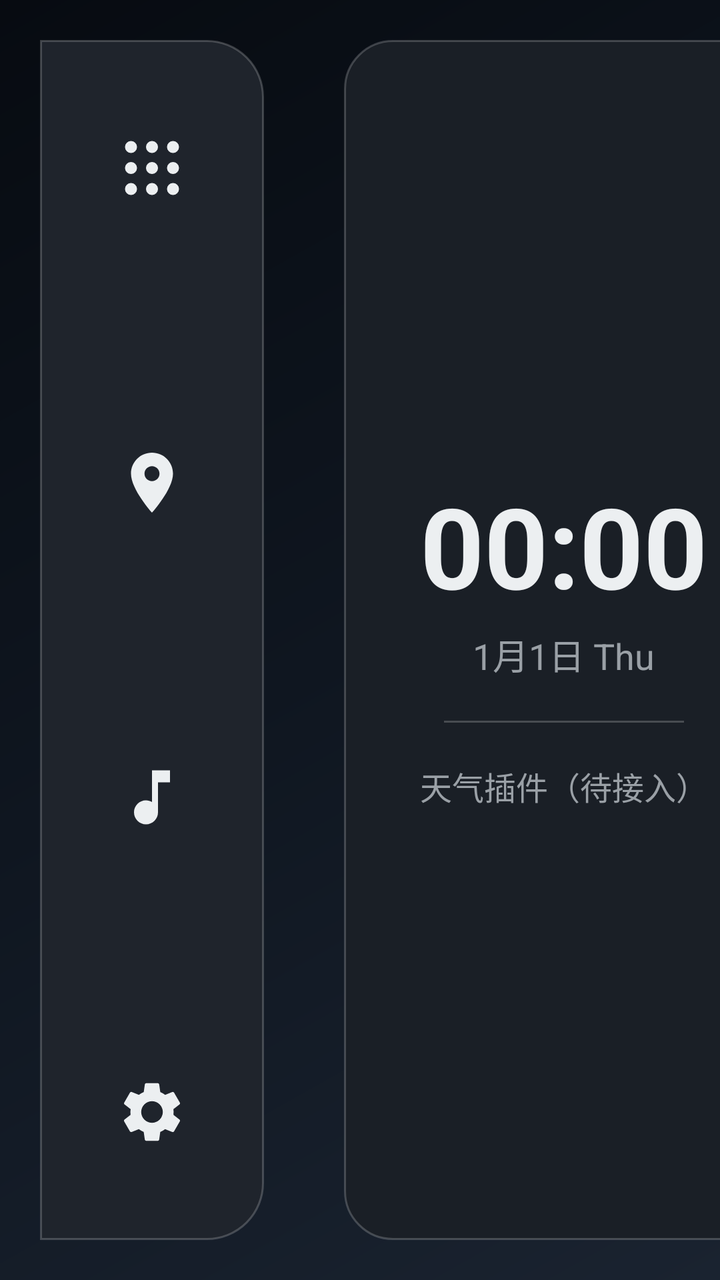
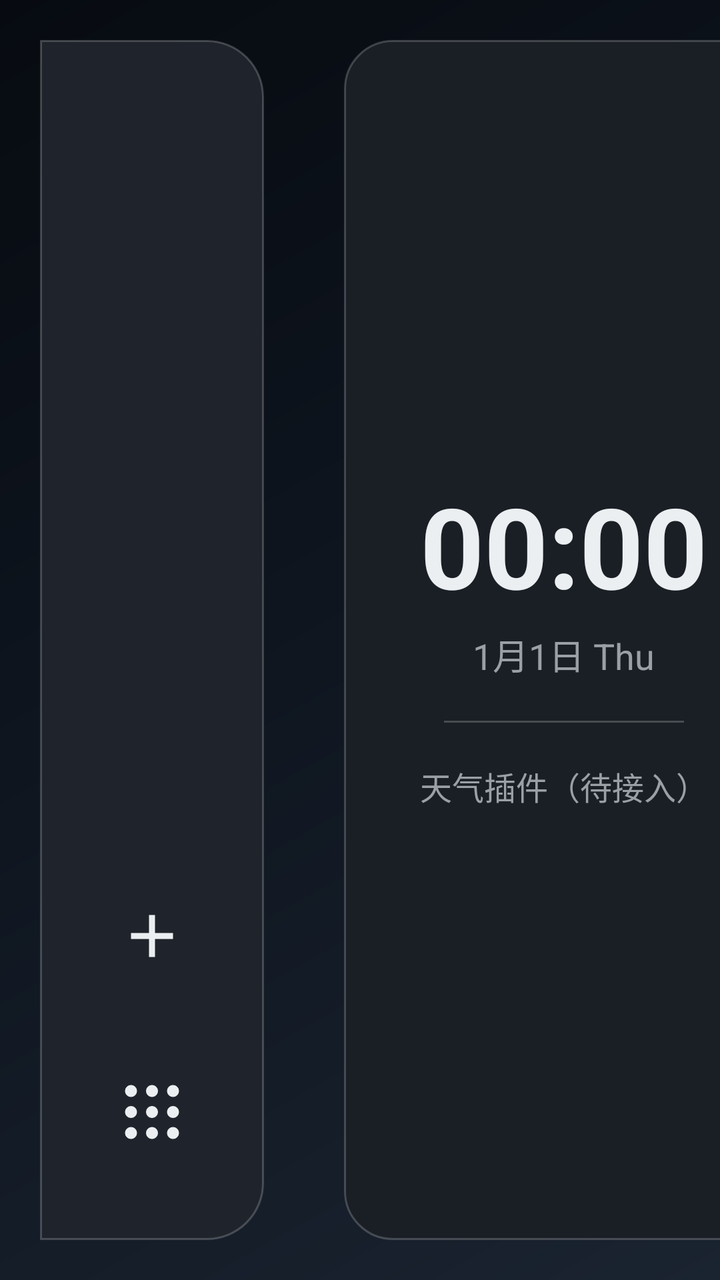

An Android layout rendered at two revisions. The XML below is the earlier revision; the diff shows what the commit changed to produce the second picture.
<!-- AndroidManifest.xml: activity theme Theme.NUI -->
<!-- res/layout/activity_main.xml -->
<?xml version="1.0" encoding="utf-8"?>
<LinearLayout xmlns:android="http://schemas.android.com/apk/res/android"
    xmlns:app="http://schemas.android.com/apk/res-auto"
    android:layout_width="match_parent"
    android:layout_height="match_parent"
    android:orientation="horizontal"
    android:background="@drawable/bg_launch"
    android:fitsSystemWindows="false">

    
    <LinearLayout
        android:id="@+id/dockBar"
        android:layout_width="112dp"
        android:layout_height="match_parent"
        android:orientation="vertical"
        android:gravity="center_horizontal"
        android:paddingTop="24dp"
        android:paddingBottom="24dp"
        android:paddingStart="12dp"
        android:paddingEnd="12dp"
        android:layout_marginVertical="20dp"
        android:layout_marginStart="20dp"
        android:background="@drawable/bg_dock">

        <ImageButton
            android:id="@+id/dockApps"
            android:layout_width="80dp"
            android:layout_height="80dp"
            android:background="@drawable/bg_dock_item"
            android:contentDescription="@string/dock_apps"
            android:src="@drawable/ic_dock_apps"
            android:scaleType="centerInside"
            android:tint="@color/dock_icon_tint" />

        <View
            android:layout_width="0dp"
            android:layout_height="0dp"
            android:layout_weight="1" />

        <ImageButton
            android:id="@+id/dockMap"
            android:layout_width="80dp"
            android:layout_height="80dp"
            android:background="@drawable/bg_dock_item"
            android:contentDescription="@string/dock_map"
            android:src="@drawable/ic_dock_map"
            android:scaleType="centerInside"
            android:tint="@color/dock_icon_tint" />

        <View
            android:layout_width="0dp"
            android:layout_height="0dp"
            android:layout_weight="1" />

        <ImageButton
            android:id="@+id/dockMusic"
            android:layout_width="80dp"
            android:layout_height="80dp"
            android:background="@drawable/bg_dock_item"
            android:contentDescription="@string/dock_music"
            android:src="@drawable/ic_dock_music"
            android:scaleType="centerInside"
            android:tint="@color/dock_icon_tint" />

        <View
            android:layout_width="0dp"
            android:layout_height="0dp"
            android:layout_weight="1" />

        <ImageButton
            android:id="@+id/dockSettings"
            android:layout_width="80dp"
            android:layout_height="80dp"
            android:background="@drawable/bg_dock_item"
            android:contentDescription="@string/dock_settings"
            android:src="@drawable/ic_dock_settings"
            android:scaleType="centerInside"
            android:tint="@color/dock_icon_tint" />
    </LinearLayout>

    
    <com.google.android.material.card.MaterialCardView
        android:id="@+id/mapPanel"
        android:layout_width="0dp"
        android:layout_height="match_parent"
        android:layout_weight="1"
        android:layout_margin="20dp"
        app:cardCornerRadius="24dp"
        app:cardElevation="10dp"
        app:cardBackgroundColor="@color/map_bg"
        app:strokeWidth="0dp">

        <FrameLayout
            android:id="@+id/mapContainer"
            android:layout_width="match_parent"
            android:layout_height="match_parent"
            android:background="@color/map_bg" />

        <ImageButton
            android:id="@+id/btnSwitchMap"
            android:layout_width="40dp"
            android:layout_height="40dp"
            android:layout_gravity="top|start"
            android:layout_margin="10dp"
            android:background="@drawable/bg_dock_item"
            android:contentDescription="@string/dock_map"
            android:scaleType="centerInside"
            android:src="@drawable/ic_dock_map"
            android:tint="@color/text_primary" />
    </com.google.android.material.card.MaterialCardView>

    
    <LinearLayout
        android:layout_width="220dp"
        android:layout_height="match_parent"
        android:orientation="vertical"
        android:gravity="center"
        android:padding="20dp"
        android:layout_marginVertical="20dp"
        android:layout_marginEnd="20dp"
        android:background="@drawable/bg_panel">

        <TextClock
            android:id="@+id/clockTime"
            android:layout_width="wrap_content"
            android:layout_height="wrap_content"
            android:format12Hour="HH:mm"
            android:format24Hour="HH:mm"
            android:textSize="56sp"
            android:textColor="@color/text_primary"
            android:textStyle="bold" />

        <TextClock
            android:id="@+id/clockDate"
            android:layout_width="wrap_content"
            android:layout_height="wrap_content"
            android:format12Hour="M月d日 EEE"
            android:format24Hour="M月d日 EEE"
            android:textSize="18sp"
            android:textColor="@color/text_secondary"
            android:layout_marginTop="4dp" />

        <View
            android:layout_width="120dp"
            android:layout_height="1dp"
            android:layout_marginTop="20dp"
            android:background="@color/divider" />

        <TextView
            android:layout_width="wrap_content"
            android:layout_height="wrap_content"
            android:layout_marginTop="20dp"
            android:text="@string/weather_placeholder"
            android:textColor="@color/text_secondary"
            android:textSize="16sp" />
    </LinearLayout>
</LinearLayout>
<!-- resources referenced by this layout -->
<resources>
  <color name="divider">#33FFFFFF</color>
  <color name="dock_icon_tint">#ECEFF1</color>
  <color name="map_bg">#0B1426</color>
  <color name="text_primary">#ECEFF1</color>
  <color name="text_secondary">#9AA0A6</color>
  <!-- drawable bg_dock_item (drawable) -->
  <?xml version="1.0" encoding="utf-8"?>
  <ripple xmlns:android="http://schemas.android.com/apk/res/android"
      android:color="#33FFFFFF">
      <item android:id="@android:id/mask">
          <shape android:shape="oval">
              <solid android:color="@android:color/white" />
          </shape>
      </item>
  </ripple>
  <!-- drawable bg_launch (drawable) -->
  <?xml version="1.0" encoding="utf-8"?>
  <layer-list xmlns:android="http://schemas.android.com/apk/res/android">
      
      <item>
          <shape android:shape="rectangle">
              <gradient
                  android:type="linear"
                  android:angle="135"
                  android:startColor="#1A2330"
                  android:centerColor="#0F1620"
                  android:endColor="#070B11" />
          </shape>
      </item>
  </layer-list>
  <!-- drawable bg_panel (drawable) -->
  <?xml version="1.0" encoding="utf-8"?>
  <shape xmlns:android="http://schemas.android.com/apk/res/android"
      android:shape="rectangle">
      
      <solid android:color="@color/panel_bg" />
      <corners android:radius="24dp" />
      <stroke
          android:width="1dp"
          android:color="@color/divider" />
  </shape>
  <!-- drawable ic_dock_map (drawable) -->
  <vector xmlns:android="http://schemas.android.com/apk/res/android"
      android:width="36dp"
      android:height="36dp"
      android:viewportWidth="24"
      android:viewportHeight="24">
      <path
          android:fillColor="#FFFFFF"
          android:pathData="M12,2C8.13,2 5,5.13 5,9c0,5.25 7,13 7,13s7,-7.75 7,-13c0,-3.87 -3.13,-7 -7,-7zM12,11.5c-1.38,0 -2.5,-1.12 -2.5,-2.5s1.12,-2.5 2.5,-2.5 2.5,1.12 2.5,2.5 -1.12,2.5 -2.5,2.5z" />
  </vector>
  <!-- drawable ic_dock_music (drawable) -->
  <vector xmlns:android="http://schemas.android.com/apk/res/android"
      android:width="36dp"
      android:height="36dp"
      android:viewportWidth="24"
      android:viewportHeight="24">
      <path
          android:fillColor="#FFFFFF"
          android:pathData="M12,3v10.55c-0.59,-0.34 -1.27,-0.55 -2,-0.55 -2.21,0 -4,1.79 -4,4s1.79,4 4,4 4,-1.79 4,-4V7h4V3h-6z" />
  </vector>
  <!-- drawable ic_dock_settings (drawable) -->
  <vector xmlns:android="http://schemas.android.com/apk/res/android"
      android:width="36dp"
      android:height="36dp"
      android:viewportWidth="24"
      android:viewportHeight="24">
      <path
          android:fillColor="#FFFFFF"
          android:pathData="M19.14,12.94c0.04,-0.3 0.06,-0.61 0.06,-0.94 0,-0.32 -0.02,-0.64 -0.07,-0.94l2.03,-1.58c0.18,-0.14 0.23,-0.41 0.12,-0.61l-1.92,-3.32c-0.12,-0.22 -0.37,-0.29 -0.59,-0.22l-2.39,0.96c-0.5,-0.38 -1.03,-0.7 -1.62,-0.94l-0.36,-2.54c-0.04,-0.24 -0.24,-0.41 -0.48,-0.41h-3.84c-0.24,0 -0.43,0.17 -0.47,0.41l-0.36,2.54c-0.59,0.24 -1.13,0.56 -1.62,0.94l-2.39,-0.96c-0.22,-0.08 -0.47,0 -0.59,0.22L2.74,8.87c-0.12,0.21 -0.08,0.47 0.12,0.61l2.03,1.58c-0.05,0.3 -0.09,0.63 -0.09,0.94s0.02,0.64 0.07,0.94l-2.03,1.58c-0.18,0.14 -0.23,0.41 -0.12,0.61l1.92,3.32c0.12,0.22 0.37,0.29 0.59,0.22l2.39,-0.96c0.5,0.38 1.03,0.7 1.62,0.94l0.36,2.54c0.05,0.24 0.24,0.41 0.48,0.41h3.84c0.24,0 0.44,-0.17 0.47,-0.41l0.36,-2.54c0.59,-0.24 1.13,-0.56 1.62,-0.94l2.39,0.96c0.22,0.08 0.47,0 0.59,-0.22l1.92,-3.32c0.12,-0.22 0.07,-0.47 -0.12,-0.61l-2.01,-1.58zM12,15.6c-1.98,0 -3.6,-1.62 -3.6,-3.6s1.62,-3.6 3.6,-3.6 3.6,1.62 3.6,3.6 -1.62,3.6 -3.6,3.6z" />
  </vector>
  <string name="dock_apps">应用列表</string>
  <string name="dock_map">地图</string>
  <string name="dock_music">音乐</string>
  <string name="dock_settings">设置</string>
  <string name="weather_placeholder">天气插件（待接入）</string>
  <color name="dock_bg">#1F242C</color>
  <color name="panel_bg">#1A1F26</color>
  <color name="accent">#00C5D3</color>
  <!-- unchanged entries left out for length: 3 -->
</resources>

<!-- the commit's change to res/layout/activity_main.xml (unified diff, before → after) -->
@@ -22,58 +22,43 @@
         android:layout_marginStart="20dp"
         android:background="@drawable/bg_dock">
 
+        
+        <ScrollView
+            android:layout_width="match_parent"
+            android:layout_height="0dp"
+            android:layout_weight="1"
+            android:scrollbars="none"
+            android:fillViewport="true">
+
+            <LinearLayout
+                android:id="@+id/dockItems"
+                android:layout_width="match_parent"
+                android:layout_height="wrap_content"
+                android:orientation="vertical"
+                android:gravity="center_horizontal" />
+        </ScrollView>
+
+        
+        <ImageButton
+            android:id="@+id/dockAdd"
+            android:layout_width="80dp"
+            android:layout_height="80dp"
+            android:layout_marginTop="8dp"
+            android:background="@drawable/bg_dock_item"
+            android:contentDescription="@string/dock_add"
+            android:src="@drawable/ic_dock_add"
+            android:scaleType="centerInside"
+            android:tint="@color/dock_icon_tint" />
+
+        
         <ImageButton
             android:id="@+id/dockApps"
             android:layout_width="80dp"
             android:layout_height="80dp"
+            android:layout_marginTop="8dp"
             android:background="@drawable/bg_dock_item"
             android:contentDescription="@string/dock_apps"
             android:src="@drawable/ic_dock_apps"
-            android:scaleType="centerInside"
-            android:tint="@color/dock_icon_tint" />
-
-        <View
-            android:layout_width="0dp"
-            android:layout_height="0dp"
-            android:layout_weight="1" />
-
-        <ImageButton
-            android:id="@+id/dockMap"
-            android:layout_width="80dp"
-            android:layout_height="80dp"
-            android:background="@drawable/bg_dock_item"
-            android:contentDescription="@string/dock_map"
-            android:src="@drawable/ic_dock_map"
-            android:scaleType="centerInside"
-            android:tint="@color/dock_icon_tint" />
-
-        <View
-            android:layout_width="0dp"
-            android:layout_height="0dp"
-            android:layout_weight="1" />
-
-        <ImageButton
-            android:id="@+id/dockMusic"
-            android:layout_width="80dp"
-            android:layout_height="80dp"
-            android:background="@drawable/bg_dock_item"
-            android:contentDescription="@string/dock_music"
-            android:src="@drawable/ic_dock_music"
-            android:scaleType="centerInside"
-            android:tint="@color/dock_icon_tint" />
-
-        <View
-            android:layout_width="0dp"
-            android:layout_height="0dp"
-            android:layout_weight="1" />
-
-        <ImageButton
-            android:id="@+id/dockSettings"
-            android:layout_width="80dp"
-            android:layout_height="80dp"
-            android:background="@drawable/bg_dock_item"
-            android:contentDescription="@string/dock_settings"
-            android:src="@drawable/ic_dock_settings"
             android:scaleType="centerInside"
             android:tint="@color/dock_icon_tint" />
     </LinearLayout>
<!-- resource entries referenced after the edit -->
@@ -41,6 +41,17 @@
           android:width="1dp"
           android:color="@color/divider" />
   </shape>
+  <!-- drawable ic_dock_add (drawable) -->
+  <vector xmlns:android="http://schemas.android.com/apk/res/android"
+      android:width="36dp"
+      android:height="36dp"
+      android:viewportWidth="24"
+      android:viewportHeight="24"
+      android:tint="@color/dock_icon_tint">
+      <path
+          android:fillColor="#FFFFFF"
+          android:pathData="M19,13h-6v6h-2v-6H5v-2h6V5h2v6h6v2z" />
+  </vector>
   <!-- drawable ic_dock_map (drawable) -->
   <vector xmlns:android="http://schemas.android.com/apk/res/android"
       android:width="36dp"
@@ -51,30 +62,9 @@
           android:fillColor="#FFFFFF"
           android:pathData="M12,2C8.13,2 5,5.13 5,9c0,5.25 7,13 7,13s7,-7.75 7,-13c0,-3.87 -3.13,-7 -7,-7zM12,11.5c-1.38,0 -2.5,-1.12 -2.5,-2.5s1.12,-2.5 2.5,-2.5 2.5,1.12 2.5,2.5 -1.12,2.5 -2.5,2.5z" />
   </vector>
-  <!-- drawable ic_dock_music (drawable) -->
-  <vector xmlns:android="http://schemas.android.com/apk/res/android"
-      android:width="36dp"
-      android:height="36dp"
-      android:viewportWidth="24"
-      android:viewportHeight="24">
-      <path
-          android:fillColor="#FFFFFF"
-          android:pathData="M12,3v10.55c-0.59,-0.34 -1.27,-0.55 -2,-0.55 -2.21,0 -4,1.79 -4,4s1.79,4 4,4 4,-1.79 4,-4V7h4V3h-6z" />
-  </vector>
-  <!-- drawable ic_dock_settings (drawable) -->
-  <vector xmlns:android="http://schemas.android.com/apk/res/android"
-      android:width="36dp"
-      android:height="36dp"
-      android:viewportWidth="24"
-      android:viewportHeight="24">
-      <path
-          android:fillColor="#FFFFFF"
-          android:pathData="M19.14,12.94c0.04,-0.3 0.06,-0.61 0.06,-0.94 0,-0.32 -0.02,-0.64 -0.07,-0.94l2.03,-1.58c0.18,-0.14 0.23,-0.41 0.12,-0.61l-1.92,-3.32c-0.12,-0.22 -0.37,-0.29 -0.59,-0.22l-2.39,0.96c-0.5,-0.38 -1.03,-0.7 -1.62,-0.94l-0.36,-2.54c-0.04,-0.24 -0.24,-0.41 -0.48,-0.41h-3.84c-0.24,0 -0.43,0.17 -0.47,0.41l-0.36,2.54c-0.59,0.24 -1.13,0.56 -1.62,0.94l-2.39,-0.96c-0.22,-0.08 -0.47,0 -0.59,0.22L2.74,8.87c-0.12,0.21 -0.08,0.47 0.12,0.61l2.03,1.58c-0.05,0.3 -0.09,0.63 -0.09,0.94s0.02,0.64 0.07,0.94l-2.03,1.58c-0.18,0.14 -0.23,0.41 -0.12,0.61l1.92,3.32c0.12,0.22 0.37,0.29 0.59,0.22l2.39,-0.96c0.5,0.38 1.03,0.7 1.62,0.94l0.36,2.54c0.05,0.24 0.24,0.41 0.48,0.41h3.84c0.24,0 0.44,-0.17 0.47,-0.41l0.36,-2.54c0.59,-0.24 1.13,-0.56 1.62,-0.94l2.39,0.96c0.22,0.08 0.47,0 0.59,-0.22l1.92,-3.32c0.12,-0.22 0.07,-0.47 -0.12,-0.61l-2.01,-1.58zM12,15.6c-1.98,0 -3.6,-1.62 -3.6,-3.6s1.62,-3.6 3.6,-3.6 3.6,1.62 3.6,3.6 -1.62,3.6 -3.6,3.6z" />
-  </vector>
+  <string name="dock_add">添加应用</string>
   <string name="dock_apps">应用列表</string>
   <string name="dock_map">地图</string>
-  <string name="dock_music">音乐</string>
-  <string name="dock_settings">设置</string>
   <string name="weather_placeholder">天气插件（待接入）</string>
   <color name="dock_bg">#1F242C</color>
   <color name="panel_bg">#1A1F26</color>
